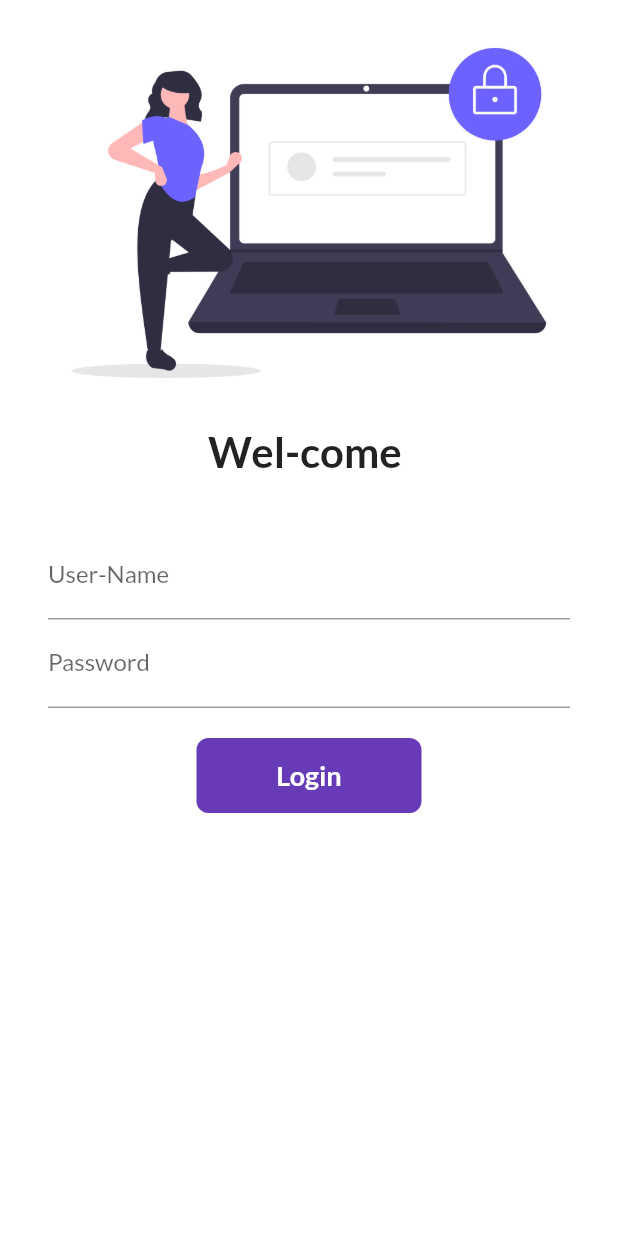
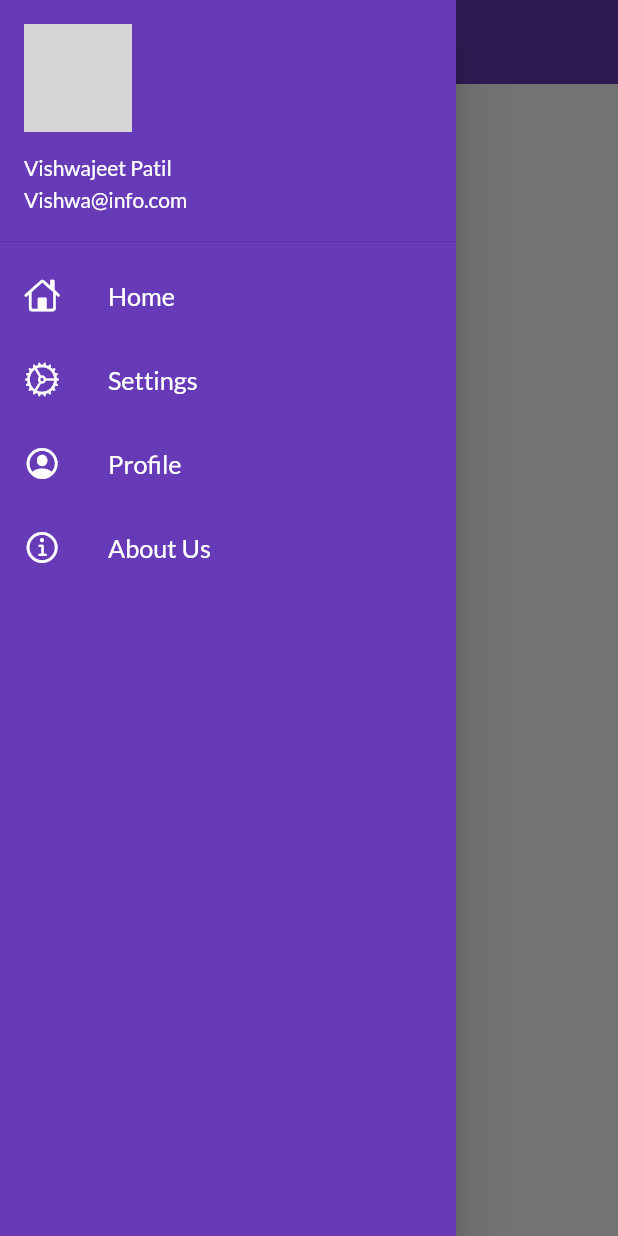
Before and after one commit to iamvishwajeetpatil/30DaysofFlutter, a Flutter app: the screen it shows after launch, with the side drawer open (before the commit the screen has no drawer), on a phone screen of 412 x 824 dp. Run offline on Flutter 3.47's test engine with Material 2 defaults, Android fonts, the phone set to English and light mode, and no system bars; our stand-ins replace google_fonts; network calls fail; grey boxes are pictures that could not be loaded.

Commit message:
Day 8 with Drawer complite

```diff
--- a/lib/main.dart
+++ b/lib/main.dart
@@ -24,7 +24,7 @@ class MyApp extends StatelessWidget {
         // primaryTextTheme: GoogleFonts.latoTextTheme(),
       ),
       darkTheme: ThemeData(brightness: Brightness.dark),
-      initialRoute: "/",
+      initialRoute: MyRoutes.homeRoute,
       routes: {
         "/": (context) => const LoginScreen(),
         MyRoutes.homeRoute: (context) => const HomeScreen(),
--- a/lib/screens/home_screen.dart
+++ b/lib/screens/home_screen.dart
@@ -1,4 +1,5 @@
 import 'package:flutter/material.dart';
+import 'package:flutter_application_day1/widgets/drawer.dart';
 
 class HomeScreen extends StatelessWidget {
   const HomeScreen({super.key});
@@ -8,24 +9,20 @@ class HomeScreen extends StatelessWidget {
     int days = 1;
     String t = "Day";
     return Scaffold(
-      backgroundColor: Colors.blue[200],
+      // backgroundColor: Colors.blue[200],
       appBar: AppBar(
-        backgroundColor: Colors.blue,
+        // backgroundColor: Colors.blue,
         elevation: 0,
-        title: Text("Welcome Vishwa"),
+        title: Text("Catalog App"),
         centerTitle: true,
       ),
       body: Center(
         child: Text(
-          "New Begginning\n$t $days",
-          style: TextStyle(
-              color: Colors.white, fontSize: 20.0, fontWeight: FontWeight.bold),
+          "New Begginning $t $days",
+          style: TextStyle(fontSize: 10.0, fontWeight: FontWeight.bold),
         ),
       ),
-      drawer: Drawer(
-        backgroundColor: Colors.blue,
-        width: 200.0,
-      ),
+      drawer: const MyDrawer(),
     );
   }
 }
--- /dev/null
+++ b/lib/widgets/drawer.dart
@@ -0,0 +1,96 @@
+import 'package:flutter/cupertino.dart';
+import 'package:flutter/material.dart';
+
+class MyDrawer extends StatelessWidget {
+  const MyDrawer({super.key});
+
+  @override
+  Widget build(BuildContext context) {
+    final imgUrl =
+        "https://media.licdn.com/dms/image/D4E03AQG338qWXCQVpA/profile-displayphoto-shrink_100_100/0/1665237648182?e=1695859200&v=beta&t=KdOKgS0yOSS6zT5gXjewk5fcBbNxS_2Jl9bc1-5oczE";
+    return Drawer(
+      child: Container(
+        color: Colors.deepPurple,
+        child: ListView(
+          children: [
+            DrawerHeader(
+              padding: EdgeInsets.zero,
+              child: UserAccountsDrawerHeader(
+                margin: EdgeInsets.zero,
+                currentAccountPicture: CircleAvatar(
+                  backgroundImage: NetworkImage(imgUrl),
+                ),
+                accountName: const Text("Vishwajeet Patil"),
+                accountEmail: const Text("Vishwa@info.com"),
+              ),
+            ),
+            ListTile(
+              onTap: () {
+                print("Home");
+              },
+              leading: const Icon(
+                CupertinoIcons.home,
+                color: Colors.white,
+              ),
+              title: const Text(
+                'Home',
+                textScaleFactor: 1.2,
+                style: TextStyle(
+                  color: Colors.white,
+                ),
+              ),
+            ),
+            ListTile(
+              onTap: () {
+                print("Settings");
+              },
+              leading: const Icon(
+                CupertinoIcons.settings,
+                color: Colors.white,
+              ),
+              title: const Text(
+                'Settings',
+                textScaleFactor: 1.2,
+                style: TextStyle(
+                  color: Colors.white,
+                ),
+              ),
+            ),
+            ListTile(
+              onTap: () {
+                print("Profile");
+              },
+              leading: const Icon(
+                CupertinoIcons.profile_circled,
+                color: Colors.white,
+              ),
+              title: const Text(
+                'Profile',
+                textScaleFactor: 1.2,
+                style: TextStyle(
+                  color: Colors.white,
+                ),
+              ),
+            ),
+            ListTile(
+              onTap: () {
+                print("About us");
+              },
+              leading: const Icon(
+                CupertinoIcons.info_circle,
+                color: Colors.white,
+              ),
+              title: const Text(
+                'About Us',
+                textScaleFactor: 1.2,
+                style: TextStyle(
+                  color: Colors.white,
+                ),
+              ),
+            ),
+          ],
+        ),
+      ),
+    );
+  }
+}
```
